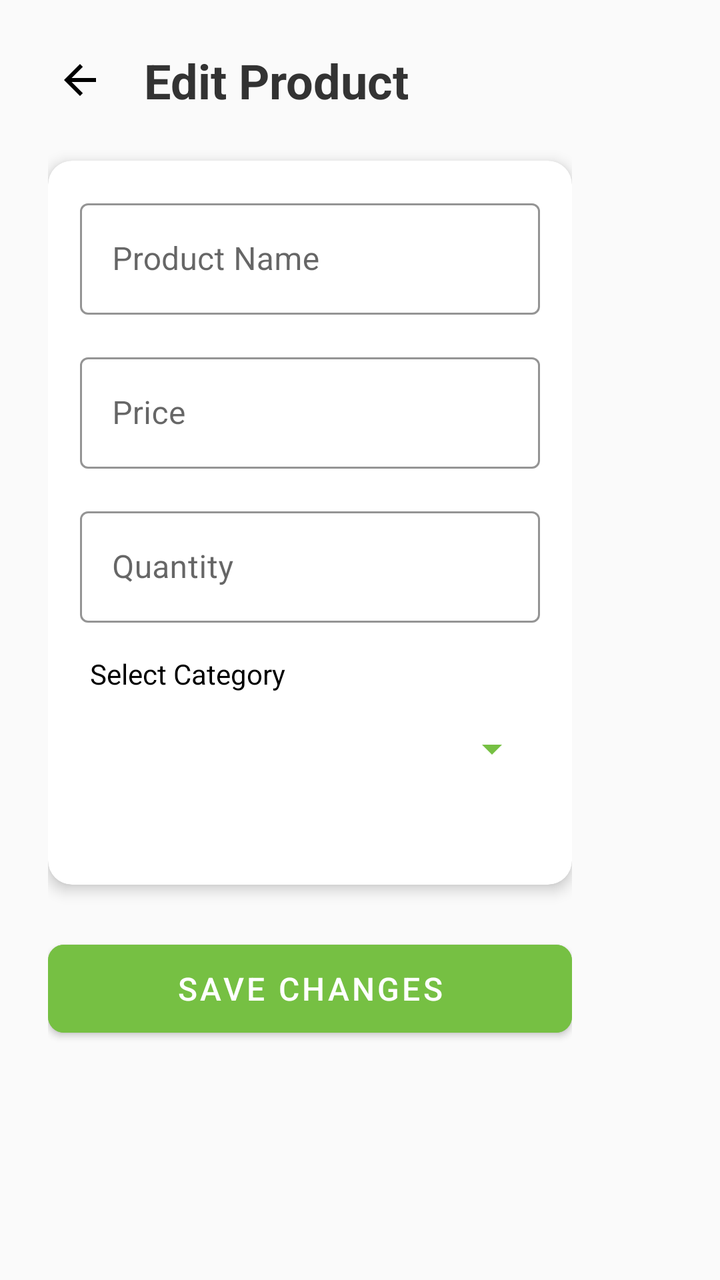
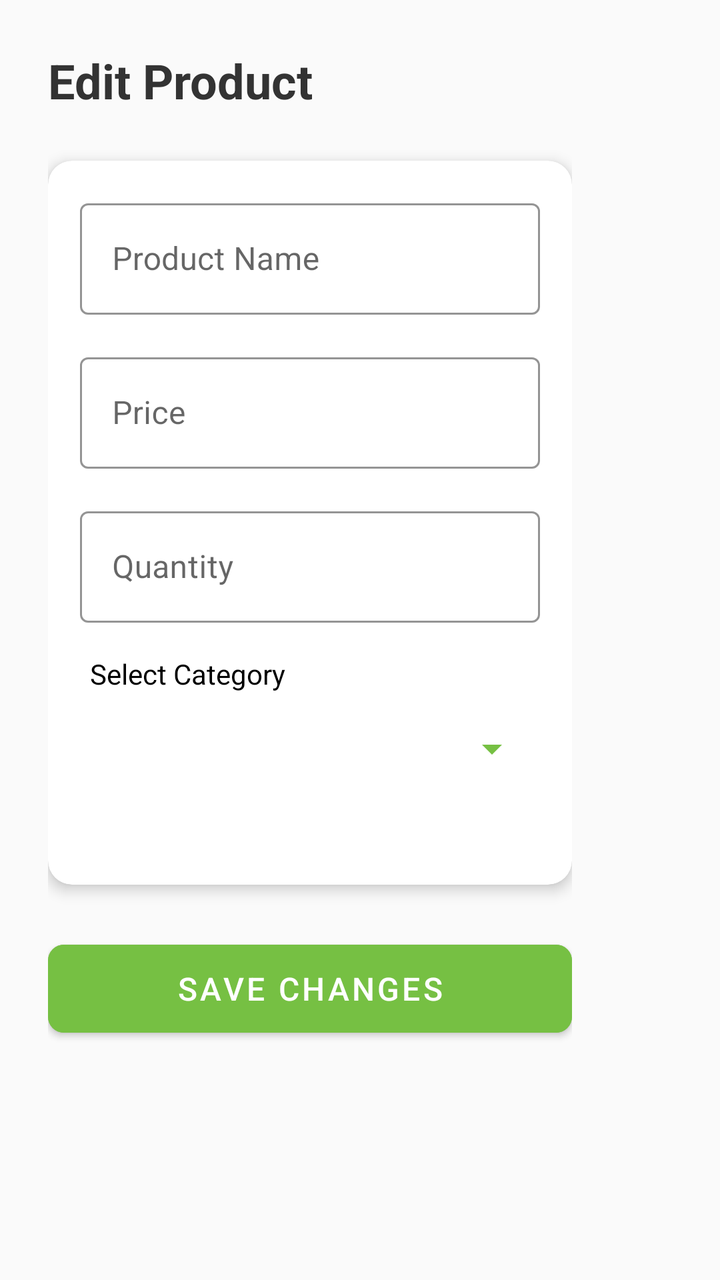

An Android layout rendered at two revisions. The XML below is the earlier revision; the diff shows what the commit changed to produce the second picture.
<!-- AndroidManifest.xml: application theme Theme.MyApp -->
<!-- res/layout/edit_product.xml -->
<?xml version="1.0" encoding="utf-8"?>
<androidx.constraintlayout.widget.ConstraintLayout xmlns:android="http://schemas.android.com/apk/res/android"
    xmlns:app="http://schemas.android.com/apk/res-auto"
    xmlns:tools="http://schemas.android.com/tools"
    android:layout_width="400dp"
    android:layout_height="match_parent"
    android:background="#FAFAFA">

    <ScrollView
        android:layout_width="match_parent"
        android:layout_height="match_parent"
        android:layout_marginRight="50dp"
        android:fillViewport="true"
        app:layout_constraintBottom_toBottomOf="parent"
        app:layout_constraintEnd_toEndOf="parent"
        app:layout_constraintStart_toStartOf="parent"
        app:layout_constraintTop_toTopOf="parent">

        <LinearLayout
            android:layout_width="match_parent"
            android:layout_height="wrap_content"
            android:orientation="vertical"
            android:padding="24dp">

            
            <LinearLayout
                android:layout_width="match_parent"
                android:layout_height="wrap_content"
                android:orientation="horizontal"
                android:gravity="center_vertical"
                android:layout_marginBottom="24dp">

                <ImageView
                    android:id="@+id/edit_to_inventory"
                    android:layout_width="32dp"
                    android:layout_height="32dp"
                    android:background="?attr/selectableItemBackgroundBorderless"
                    android:src="@drawable/ic_back"
                    android:padding="4dp"
                    android:clickable="true"
                    android:contentDescription="@string/action_sign_in_short" />

                <TextView
                    android:layout_width="wrap_content"
                    android:layout_height="wrap_content"
                    android:text="Edit Product"
                    android:textSize="24sp"
                    android:textColor="#333333"
                    android:textStyle="bold"
                    android:layout_marginStart="16dp"/>
            </LinearLayout>

            
            <androidx.cardview.widget.CardView
                android:layout_width="match_parent"
                android:layout_height="wrap_content"
                android:layout_marginBottom="24dp"
                app:cardCornerRadius="12dp"
                app:cardElevation="4dp">

                <LinearLayout
                    android:layout_width="match_parent"
                    android:layout_height="wrap_content"
                    android:orientation="vertical"
                    android:padding="16dp">

                    
                    <com.google.android.material.textfield.TextInputLayout
                        android:layout_width="match_parent"
                        android:layout_height="wrap_content"
                        android:hint="Product Name"
                        app:boxStrokeColor="#76C043"
                        app:hintTextColor="#76C043"
                        style="@style/Widget.MaterialComponents.TextInputLayout.OutlinedBox"
                        android:layout_marginBottom="16dp">

                        <com.google.android.material.textfield.TextInputEditText
                            android:id="@+id/editname"
                            android:layout_width="match_parent"
                            android:layout_height="wrap_content"
                            android:textColor="#333333"/>
                    </com.google.android.material.textfield.TextInputLayout>

                    
                    <com.google.android.material.textfield.TextInputLayout
                        android:layout_width="match_parent"
                        android:layout_height="wrap_content"
                        android:hint="Price"
                        app:boxStrokeColor="#76C043"
                        app:hintTextColor="#76C043"
                        app:prefixText="₱"
                        style="@style/Widget.MaterialComponents.TextInputLayout.OutlinedBox"
                        android:layout_marginBottom="16dp">

                        <com.google.android.material.textfield.TextInputEditText
                            android:id="@+id/editprice"
                            android:layout_width="match_parent"
                            android:layout_height="wrap_content"
                            android:inputType="numberDecimal"
                            android:textColor="#333333"/>
                    </com.google.android.material.textfield.TextInputLayout>

                    
                    <com.google.android.material.textfield.TextInputLayout
                        android:layout_width="match_parent"
                        android:layout_height="wrap_content"
                        android:hint="Quantity"
                        app:boxStrokeColor="#76C043"
                        app:hintTextColor="#76C043"
                        style="@style/Widget.MaterialComponents.TextInputLayout.OutlinedBox">

                        <com.google.android.material.textfield.TextInputEditText
                            android:id="@+id/editquantity"
                            android:layout_width="match_parent"
                            android:layout_height="wrap_content"
                            android:inputType="number"
                            android:textColor="#333333"/>
                    </com.google.android.material.textfield.TextInputLayout>
                    <TextView

                        android:layout_width="match_parent"
                        android:layout_height="wrap_content"
                        android:layout_marginStart="5dp"
                        android:layout_marginTop="16dp"
                        android:text="Select Category"
                        android:textColor="@android:color/black"
                        />

                    
                    <com.google.android.material.textfield.TextInputLayout
                        android:layout_width="match_parent"
                        android:layout_height="wrap_content"
                        android:hint="Category"
                        app:boxStrokeColor="#76C043"
                        app:hintTextColor="#76C043"
                        style="@style/Widget.MaterialComponents.TextInputLayout.OutlinedBox"
                        android:layout_marginBottom="24dp">

                        <FrameLayout
                            android:layout_width="match_parent"
                            android:layout_height="wrap_content">

                            <Spinner
                                android:id="@+id/categorySpinner"
                                android:layout_width="match_parent"
                                android:layout_height="wrap_content"
                                android:minHeight="56dp"
                                android:paddingStart="12dp"
                                android:paddingEnd="12dp"
                                android:spinnerMode="dropdown"
                                android:background="@android:color/transparent"/>

                            
                            <ImageView
                                android:layout_width="wrap_content"
                                android:layout_height="wrap_content"
                                android:layout_gravity="end|center_vertical"
                                android:layout_marginEnd="12dp"
                                android:src="@drawable/ic_dropdown"
                                android:contentDescription="Dropdown indicator"/>
                        </FrameLayout>

                    </com.google.android.material.textfield.TextInputLayout>
                </LinearLayout>
            </androidx.cardview.widget.CardView>

            
            <com.google.android.material.button.MaterialButton
                android:id="@+id/btneditItem"
                android:layout_width="match_parent"
                android:layout_height="56dp"
                android:text="Save Changes"
                android:textColor="#FFFFFF"
                android:textSize="16sp"
                app:cornerRadius="8dp"
                android:backgroundTint="#76C043"/>

        </LinearLayout>
    </ScrollView>

</androidx.constraintlayout.widget.ConstraintLayout>
<!-- resources referenced by this layout -->
<resources>
  <!-- drawable ic_back (drawable) -->
  <vector xmlns:android="http://schemas.android.com/apk/res/android"
      android:autoMirrored="true"
      android:height="40dp"
      android:tint="#000000"
      android:viewportHeight="24"
      android:viewportWidth="24"
      android:width="40dp">
        
      <path android:fillColor="@android:color/white"
          android:pathData="M20,11H7.83l5.59,-5.59L12,4l-8,8 8,8 1.41,-1.41L7.83,13H20v-2z"/>
      
  </vector>
  <!-- drawable ic_dropdown (drawable) -->
  <?xml version="1.0" encoding="utf-8"?>
  <vector xmlns:android="http://schemas.android.com/apk/res/android"
      android:width="24dp"
      android:height="24dp"
      android:viewportWidth="24"
      android:viewportHeight="24">
      <path
          android:fillColor="#76C043"
          android:pathData="M7,10l5,5 5,-5z"/>
  </vector>
  <string name="action_sign_in_short">Sign in</string>
  <style name="Theme.MyApp" parent="Theme.MaterialComponents.Light.NoActionBar">
          
          <item name="colorPrimary">#76C043</item>
          <item name="colorPrimaryVariant">#5A9A32</item>
          <item name="colorOnPrimary">@color/white</item>
          
          <item name="colorSecondary">#76C043</item>
          <item name="colorSecondaryVariant">#5A9A32</item>
          <item name="colorOnSecondary">@color/black</item>
          
          <item name="android:statusBarColor">?attr/colorPrimaryVariant</item>
          
          <item name="windowActionBar">false</item>
          <item name="windowNoTitle">true</item>
      </style>
  <color name="white">#FFFFFFFF</color>
  <color name="black">#FF000000</color>
</resources>

<!-- the commit's change to res/layout/edit_product.xml (unified diff, before → after) -->
@@ -30,16 +30,6 @@
                 android:gravity="center_vertical"
                 android:layout_marginBottom="24dp">
 
-                <ImageView
-                    android:id="@+id/edit_to_inventory"
-                    android:layout_width="32dp"
-                    android:layout_height="32dp"
-                    android:background="?attr/selectableItemBackgroundBorderless"
-                    android:src="@drawable/ic_back"
-                    android:padding="4dp"
-                    android:clickable="true"
-                    android:contentDescription="@string/action_sign_in_short" />
-
                 <TextView
                     android:layout_width="wrap_content"
                     android:layout_height="wrap_content"
@@ -47,7 +37,7 @@
                     android:textSize="24sp"
                     android:textColor="#333333"
                     android:textStyle="bold"
-                    android:layout_marginStart="16dp"/>
+                   />
             </LinearLayout>
 
             
<!-- resource entries referenced after the edit -->
@@ -1,18 +1,5 @@
 <!-- resources referenced by this layout -->
 <resources>
-  <!-- drawable ic_back (drawable) -->
-  <vector xmlns:android="http://schemas.android.com/apk/res/android"
-      android:autoMirrored="true"
-      android:height="40dp"
-      android:tint="#000000"
-      android:viewportHeight="24"
-      android:viewportWidth="24"
-      android:width="40dp">
-        
-      <path android:fillColor="@android:color/white"
-          android:pathData="M20,11H7.83l5.59,-5.59L12,4l-8,8 8,8 1.41,-1.41L7.83,13H20v-2z"/>
-      
-  </vector>
   <!-- drawable ic_dropdown (drawable) -->
   <?xml version="1.0" encoding="utf-8"?>
   <vector xmlns:android="http://schemas.android.com/apk/res/android"
@@ -24,7 +11,6 @@
           android:fillColor="#76C043"
           android:pathData="M7,10l5,5 5,-5z"/>
   </vector>
-  <string name="action_sign_in_short">Sign in</string>
   <style name="Theme.MyApp" parent="Theme.MaterialComponents.Light.NoActionBar">
           
           <item name="colorPrimary">#76C043</item>
